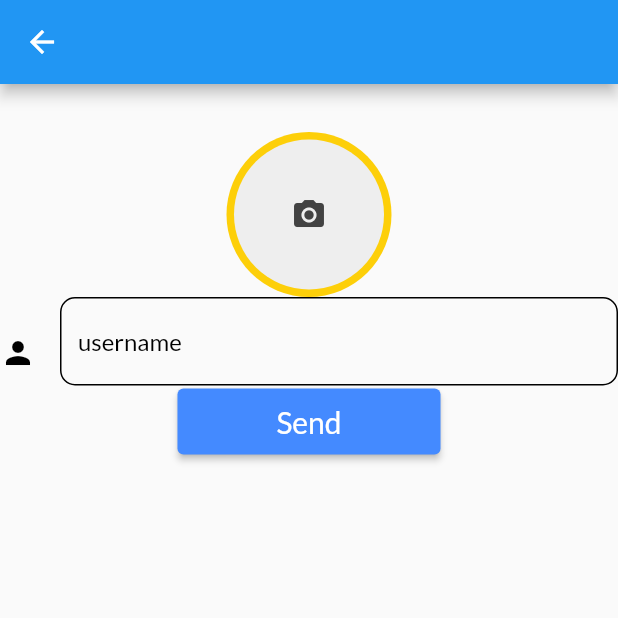
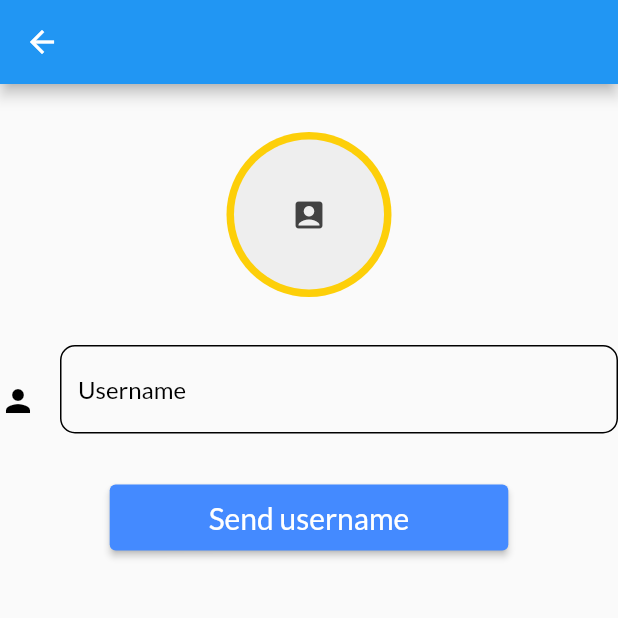
Before and after one commit to hassan-louazri/it363, a Flutter app: the ImageUploads screen opened directly, on a phone screen of 412 x 824 dp, the top half of it. Run offline on Flutter 3.47's test engine with Material 2 defaults, Android fonts, the phone set to English and light mode, and no system bars; our stand-ins replace cloud_firestore, firebase_auth, firebase_core, firebase_storage, google_fonts, image_picker and 2 more; accounts and stored records are empty.

Commit message:
space-between: upload_image page

```diff
--- a/lib/upload_image.dart
+++ b/lib/upload_image.dart
@@ -117,6 +117,8 @@ class ImageUploadsState extends State<ImageUploads> {
           const SizedBox(
             height: 32,
           ),
+
+
           Center(
             child: GestureDetector(
               onTap: () {
@@ -142,12 +144,15 @@ class ImageUploadsState extends State<ImageUploads> {
                   width: 100,
                   height: 100,
                   child: Icon(
-                    Icons.camera_alt,
+                    Icons.account_box,
                     color: Colors.grey[800],
                   ),
                 ),
               ),
             ),
+          ),
+          const SizedBox(
+            height: 32,
           ),
           TextFormField(
             controller: userNameController,
@@ -156,7 +161,7 @@ class ImageUploadsState extends State<ImageUploads> {
             ),
             decoration: const InputDecoration(
               filled: false,
-              hintText: 'username',
+              hintText: 'Username',
               hintStyle: TextStyle(color: Colors.black, fontFamily: 'Lato'),
               icon: Padding(
                 padding: EdgeInsets.only(top: 15.0),
@@ -176,6 +181,9 @@ class ImageUploadsState extends State<ImageUploads> {
               ),
             ),
           ),
+          const SizedBox(
+            height: 32,
+          ),
           ElevatedButton(
             style: ElevatedButton.styleFrom(
               textStyle:
@@ -188,7 +196,7 @@ class ImageUploadsState extends State<ImageUploads> {
                 vertical: 10.0,
                 horizontal: 50.0,
               ),
-              child: Text('Send'),
+              child: Text('Send username'),
             ),
           ),
         ],
```
